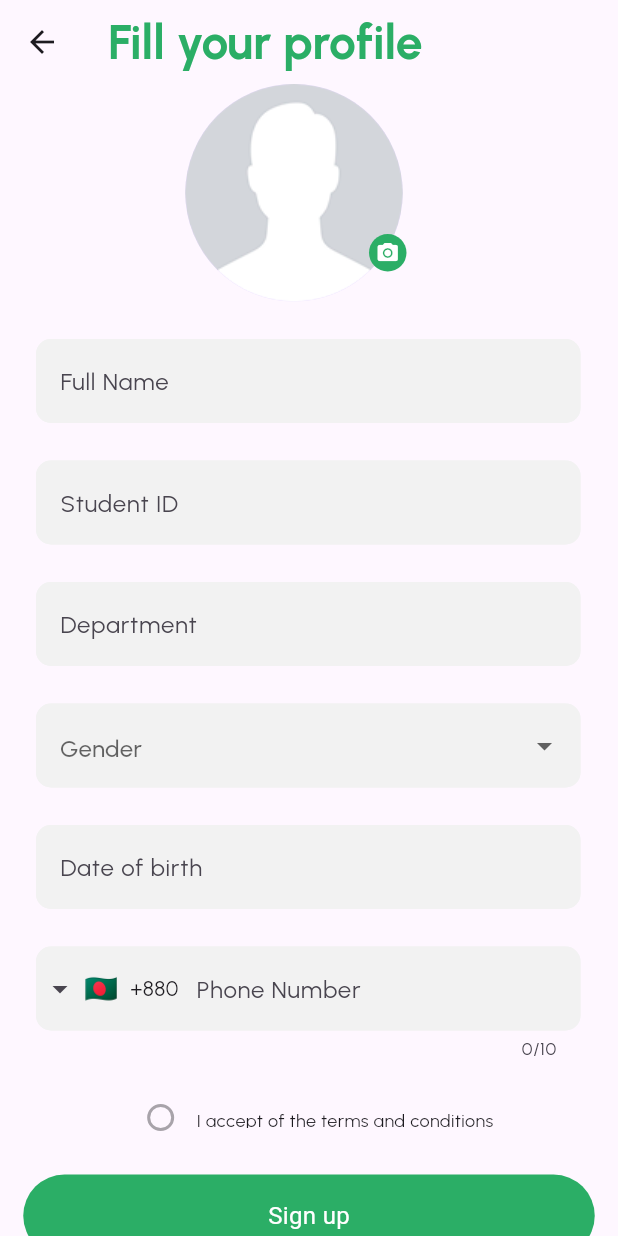
After one commit to FAHIMSHAKIL102/hall_management_ui, a Flutter app: the ProfileInfoScreen screen opened directly, on a phone screen of 412 x 824 dp. The commit adds this screen. Run offline on Flutter 3.47's test engine with Material 3 defaults, Android fonts, the phone set to English and light mode, and no system bars; drawn by our look-alikes of intl_phone_field; our stand-ins replace pin_code_fields; Roboto replaces fonts that are missing (Urbanist-Medium).

Commit message:
add_profileinfo

```diff
--- /dev/null
+++ b/lib/pages/profile_info_screen.dart
@@ -0,0 +1,149 @@
+import 'package:flutter/material.dart';
+import 'package:hall_management_ui/custom_widgets/myTextFormfield.dart';
+import 'package:hall_management_ui/custom_widgets/mybutton.dart';
+import 'package:intl_phone_field/intl_phone_field.dart';
+
+class ProfileInfoScreen extends StatelessWidget {
+  ProfileInfoScreen({super.key});
+
+  final nameController = TextEditingController();
+
+  final idController = TextEditingController();
+
+  final departmentController = TextEditingController();
+
+  final genderController = TextEditingController();
+
+  final birthController = TextEditingController();
+
+  final phoneController = TextEditingController();
+
+  List<String> gender = ['Male', 'Female'];
+
+  @override
+  Widget build(BuildContext context) {
+    return Scaffold(
+      appBar: AppBar(
+        title: Text(
+          'Fill your profile',
+          style: TextStyle(
+            fontSize: 32,
+            fontWeight: FontWeight.w700,
+            color: Color(0xff2BAE66),
+          ),
+        ),
+      ),
+      body: SingleChildScrollView(
+        child: Column(
+          crossAxisAlignment: .center,
+          children: [
+            Container(
+              height: 145,
+              width: 165,
+              child: Stack(
+                children: [
+                  CircleAvatar(
+                    radius: 72.5,
+                    backgroundImage: AssetImage('assets/images/Ellipse.png'),
+                  ),
+                  Positioned(
+                    top: 100,
+                    left: 115,
+                    bottom: 20,
+                    child: CircleAvatar(
+                      radius: 20,
+                      backgroundColor: Color(0xff2BAE66),
+                      child: Icon(Icons.camera_alt, color: Color(0xffFFFFFF),size: 16,),
+                    ),
+                  ),
+                ],
+              ),
+            ),
+            SizedBox(height: 25),
+            Mytextformfield(
+              myController: nameController,
+              myHintText: 'Full Name',
+              myObscureText: false,
+            ),
+            Mytextformfield(
+              myController: idController,
+              myHintText: 'Student ID',
+              myObscureText: false,
+            ),
+            Mytextformfield(
+              myController: departmentController,
+              myHintText: 'Department',
+              myObscureText: false,
+            ),
+            Container(
+              margin: EdgeInsets.only(left: 24, right: 25, bottom: 25),
+              child: DropdownButtonFormField<String>(
+                decoration: InputDecoration(
+                  filled: true,
+                  fillColor: Color(0xffF2F2F2),
+                  enabledBorder: OutlineInputBorder(
+                    borderSide: BorderSide(color: Color(0xffF2F2F2)),
+                    borderRadius: BorderRadius.circular(10),
+                  ),
+                  focusedBorder: OutlineInputBorder(
+                    borderSide: BorderSide(color: Color(0xff2BAE66)),
+                    borderRadius: BorderRadius.circular(10),
+                  ),
+                  hintText: 'Gender',
+                  border: OutlineInputBorder(),
+                ),
+                items: ['Male', 'Female']
+                    .map((e) => DropdownMenuItem(value: e, child: Text(e)))
+                    .toList(),
+                onChanged: (value) {
+                  genderController.text = value!;
+                },
+              ),
+            ),
+            Mytextformfield(
+              myController: birthController,
+              myHintText: 'Date of birth',
+              myObscureText: false,
+            ),
+            Container(
+              margin: EdgeInsets.only(left: 24, right: 25, bottom: 25),
+              child: IntlPhoneField(
+                initialCountryCode: 'BD',
+                decoration: InputDecoration(
+                  filled: true,
+                  fillColor: Color(0xffF2F2F2),
+                  enabledBorder: OutlineInputBorder(
+                    borderSide: BorderSide(color: Color(0xffF2F2F2)),
+                    borderRadius: BorderRadius.circular(10),
+                  ),
+                  focusedBorder: OutlineInputBorder(
+                    borderSide: BorderSide(color: Color(0xff2BAE66)),
+                    borderRadius: BorderRadius.circular(10),
+                  ),
+                  hintText: 'Phone Number',
+                  border: OutlineInputBorder(),
+                ),
+              ),
+            ),
+            SizedBox(height: 6),
+            Container(
+              height: 14,
+              child: Row(
+                mainAxisAlignment: .center,
+                children: [
+                  Radio(value: Color(0xff2BAE66), toggleable: true),
+                  Text(
+                    'I accept of the terms and conditions',
+                    style: TextStyle(fontSize: 12, fontFamily: 'Urbanist'),
+                  ),
+                ],
+              ),
+            ),
+            SizedBox(height: 31),
+            Mybutton(title: 'Sign up'),
+          ],
+        ),
+      ),
+    );
+  }
+}
--- a/lib/pages/varification_screen.dart
+++ b/lib/pages/varification_screen.dart
@@ -1,6 +1,7 @@
 import 'package:flutter/material.dart';
 import 'package:hall_management_ui/custom_widgets/mybutton.dart';
 import 'package:hall_management_ui/custom_widgets/mytextstyle.dart';
+import 'package:hall_management_ui/pages/profile_info_screen.dart';
 import 'package:pin_code_fields/pin_code_fields.dart';
 
 class VarificationScreen extends StatelessWidget {
@@ -43,7 +44,13 @@ class VarificationScreen extends StatelessWidget {
                 ),
               ),
             ),
-            Mybutton(title: 'Verify'),
+            InkWell(
+              onTap: () => Navigator.push(
+                context,
+                MaterialPageRoute(builder: (context) => ProfileInfoScreen()),
+              ),
+              child: Mybutton(title: 'Verify'),
+            ),
             Container(
               margin: EdgeInsets.only(top: 79),
               height: 14,
--- a/pubspec.yaml
+++ b/pubspec.yaml
@@ -37,6 +37,8 @@ dependencies:
   shared_preferences: ^2.5.4
   provider: ^6.1.5+1
   pin_code_fields: ^8.0.1
+  country_picker: ^2.0.27
+  intl_phone_field: ^3.2.0
 
 dev_dependencies:
   flutter_test:
```
Also changed, not shown: assets/images/Ellipse.png (added), pubspec.lock.
